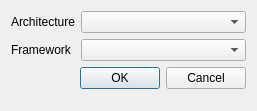
runelabs/qtcreator-plugin-ubuntu, file src/ubuntu/ubuntucreatenewchrootdialog.ui: the form before one commit.
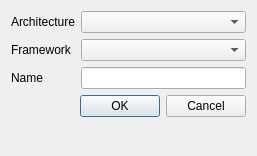
The form after the commit.

```diff
--- a/src/ubuntu/ubuntucreatenewchrootdialog.ui
+++ b/src/ubuntu/ubuntucreatenewchrootdialog.ui
@@ -7,7 +7,7 @@
     <x>0</x>
     <y>0</y>
     <width>257</width>
-    <height>111</height>
+    <height>156</height>
    </rect>
   </property>
   <property name="windowTitle">
@@ -34,7 +34,17 @@
    <item row="1" column="1">
     <widget class="QComboBox" name="comboBoxSeries"/>
    </item>
-   <item row="2" column="0" colspan="2">
+   <item row="2" column="1">
+    <widget class="QLineEdit" name="lineEditName"/>
+   </item>
+   <item row="2" column="0">
+    <widget class="QLabel" name="label_3">
+     <property name="text">
+      <string>Name</string>
+     </property>
+    </widget>
+   </item>
+   <item row="3" column="0" colspan="2">
     <widget class="QDialogButtonBox" name="buttonBox">
      <property name="orientation">
       <enum>Qt::Horizontal</enum>
```
